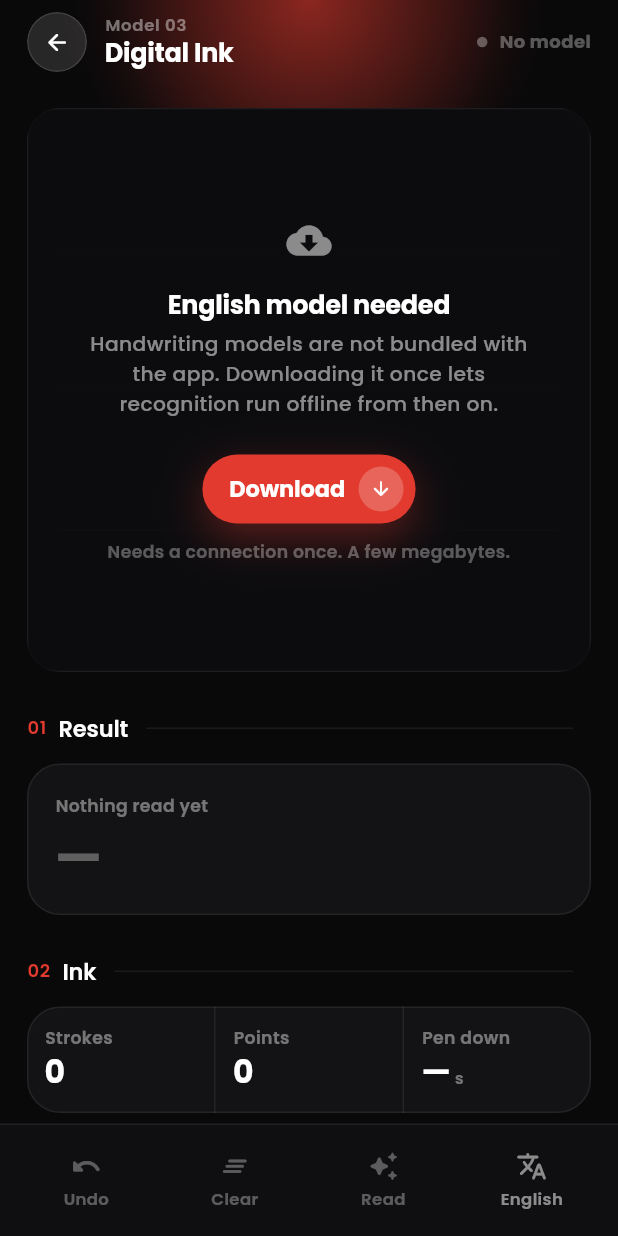
After one commit to alee155/vision-lab-flutter, a Flutter app: the screen it shows after launch, after a tap on "Digital Ink", on a phone screen of 412 x 824 dp. The commit adds this screen. Run offline on Flutter 3.47's test engine with Material 3 defaults, Android fonts, the phone set to English and light mode, and no system bars; our stand-ins replace camera, image_picker; missing offline and left inert: google_ml_kit.

Commit message:
feat(ink): add the ink screen, readout and language picker
Scores are shown raw: ML Kit's are unbounded and inverted, so a confidence
bar would misrepresent them.

```diff
--- /dev/null
+++ b/lib/features/ink/ink_screen.dart
@@ -0,0 +1,157 @@
+import 'package:flutter/material.dart';
+
+import '../../design/palette.dart';
+import '../../design/type.dart';
+import '../../design/widgets/controls.dart';
+import '../../design/widgets/surfaces.dart';
+import 'ink_lab.dart';
+import 'widgets/ink_canvas.dart';
+import 'widgets/ink_sections.dart';
+import 'widgets/language_sheet.dart';
+
+/// Model 03 — digital ink recognition.
+class InkScreen extends StatefulWidget {
+  const InkScreen({super.key});
+
+  @override
+  State<InkScreen> createState() => _InkScreenState();
+}
+
+class _InkScreenState extends State<InkScreen> {
+  final InkLab _lab = InkLab();
+
+  @override
+  void initState() {
+    super.initState();
+    _lab.boot();
+  }
+
+  @override
+  void dispose() {
+    _lab.dispose();
+    super.dispose();
+  }
+
+  @override
+  Widget build(BuildContext context) {
+    return Scaffold(
+      backgroundColor: Ground.base,
+      body: Stack(
+        children: [
+          const Bloom(height: 420, top: -210, intensity: 0.75),
+          SafeArea(
+            bottom: false,
+            child: ListenableBuilder(
+              listenable: _lab,
+              builder: (context, _) => Column(
+                children: [
+                  _header(),
+                  Expanded(
+                    child: ListView(
+                      padding: const EdgeInsets.fromLTRB(
+                          Gap.lg, Gap.md, Gap.lg, Gap.xxl),
+                      children: [
+                        InkCanvas(lab: _lab),
+                        InkSections(lab: _lab),
+                      ],
+                    ),
+                  ),
+                  _controlBar(),
+                ],
+              ),
+            ),
+          ),
+        ],
+      ),
+    );
+  }
+
+  Widget _header() {
+    final (label, color) = switch (_lab.state) {
+      ModelState.ready =>
+        (_lab.recognising ? 'Reading' : 'Ready', Brand.violet),
+      ModelState.downloading => ('Downloading', Brand.amber),
+      ModelState.checking => ('Checking', Tone.faint),
+      ModelState.missing => ('No model', Tone.faint),
+      ModelState.failed => ('Error', Brand.amber),
+    };
+
+    return Padding(
+      padding: const EdgeInsets.fromLTRB(Gap.lg, Gap.sm, Gap.lg, Gap.md),
+      child: Row(
+        children: [
+          CircleButton(
+            icon: Icons.arrow_back_rounded,
+            onTap: () => Navigator.of(context).maybePop(),
+          ),
+          const SizedBox(width: Gap.md),
+          Expanded(
+            child: Column(
+              crossAxisAlignment: CrossAxisAlignment.start,
+              mainAxisSize: MainAxisSize.min,
+              children: [
+                Text('Model 03', style: Typo.eyebrow.copyWith(fontSize: 11)),
+                const SizedBox(height: 2),
+                Text('Digital Ink', style: Typo.navTitle),
+              ],
+            ),
+          ),
+          Container(
+            width: 7,
+            height: 7,
+            decoration: BoxDecoration(
+              color: color,
+              shape: BoxShape.circle,
+              boxShadow: _lab.state == ModelState.ready
+                  ? [BoxShadow(color: color.withValues(alpha: 0.9), blurRadius: 8)]
+                  : null,
+            ),
+          ),
+          const SizedBox(width: Gap.sm),
+          Text(label, style: Typo.tag.copyWith(color: color, fontSize: 12)),
+        ],
+      ),
+    );
+  }
+
+  Widget _controlBar() {
+    return DecoratedBox(
+      decoration: const BoxDecoration(
+        color: Ground.sheet,
+        border: Border(top: BorderSide(color: Ground.line)),
+      ),
+      child: SafeArea(
+        top: false,
+        child: Padding(
+          padding: const EdgeInsets.symmetric(horizontal: Gap.sm, vertical: Gap.sm),
+          child: Row(
+            children: [
+              DeckButton(
+                icon: Icons.undo_rounded,
+                label: 'Undo',
+                onTap: _lab.strokes.isEmpty ? null : _lab.undo,
+              ),
+              DeckButton(
+                icon: Icons.clear_all_rounded,
+                label: 'Clear',
+                onTap: _lab.isEmpty ? null : _lab.clear,
+              ),
+              DeckButton(
+                icon: Icons.auto_awesome_rounded,
+                label: 'Read',
+                active: _lab.recognising,
+                onTap: _lab.canRecognise ? _lab.recognise : null,
+                // A disabled button here reads as "broken"; the label says why.
+              ),
+              DeckButton(
+                icon: Icons.translate_rounded,
+                label: _lab.language.name,
+                onTap: () => LanguageSheet.show(context, _lab),
+              ),
+            ],
+          ),
+        ),
+      ),
+    );
+  }
+}
--- /dev/null
+++ b/lib/features/ink/widgets/ink_sections.dart
@@ -0,0 +1,231 @@
+import 'package:flutter/material.dart';
+
+import '../../../design/palette.dart';
+import '../../../design/type.dart';
+import '../../../design/widgets/controls.dart';
+import '../../../design/widgets/surfaces.dart';
+import '../ink_lab.dart';
+
+/// Numbered readout sections below the writing canvas.
+class InkSections extends StatelessWidget {
+  const InkSections({super.key, required this.lab});
+
+  final InkLab lab;
+
+  @override
+  Widget build(BuildContext context) {
+    final others = lab.candidates.skip(1).take(5).toList();
+
+    return Column(
+      crossAxisAlignment: CrossAxisAlignment.start,
+      children: [
+        // ── 01 Result ─────────────────────────────────────────────────────
+        NumberedHeader(
+          index: '01',
+          title: 'Result',
+          trailing: lab.recognising ? const Tag('Reading') : null,
+        ),
+        _Headline(lab: lab),
+
+        if (lab.recognitionError != null) ...[
+          const SizedBox(height: Gap.md),
+          Container(
+            width: double.infinity,
+            padding: const EdgeInsets.all(16),
+            decoration: BoxDecoration(
+              color: Brand.amber.withValues(alpha: 0.10),
+              borderRadius: BorderRadius.circular(Radii.card),
+              border: Border.all(color: Brand.amber.withValues(alpha: 0.35)),
+            ),
+            child: Row(
+              crossAxisAlignment: CrossAxisAlignment.start,
+              children: [
+                const Icon(Icons.error_outline_rounded,
+                    size: 19, color: Brand.amber),
+                const SizedBox(width: Gap.md),
+                Expanded(
+                  child: Column(
+                    crossAxisAlignment: CrossAxisAlignment.start,
+                    children: [
+                      Text(
+                        'Recognition failed',
+                        style: Typo.rowTitle.copyWith(
+                            fontSize: 14, color: Brand.amber),
+                      ),
+                      const SizedBox(height: 4),
+                      SelectableText(
+                        lab.recognitionError!,
+                        style: Typo.body.copyWith(fontSize: 12.5),
+                      ),
+                    ],
+                  ),
+                ),
+              ],
+            ),
+          ),
+        ],
+
+        if (others.isNotEmpty) ...[
+          const SizedBox(height: Gap.md),
+          LabCard(margin: EdgeInsets.zero, children: [
+            for (final (i, c) in others.indexed)
+              _CandidateRow(rank: i + 2, text: c.text, score: c.score),
+          ]),
+        ],
+
+        // ── 02 Ink ────────────────────────────────────────────────────────
+        const NumberedHeader(index: '02', title: 'Ink'),
+        StatGrid(rows: [
+          [
+            StatCell(label: 'Strokes', value: '${lab.strokeCount}'),
+            StatCell(label: 'Points', value: '${lab.pointCount}'),
+            StatCell(
+              label: 'Pen down',
+              value: lab.writingMs == 0
+                  ? '—'
+                  : (lab.writingMs / 1000).toStringAsFixed(1),
+              unit: 's',
+            ),
+          ],
+        ]),
+
+        // ── 03 Model ──────────────────────────────────────────────────────
+        const NumberedHeader(index: '03', title: 'Model'),
+        LabCard(margin: EdgeInsets.zero, children: [
+          DetailRow(label: 'Language', value: lab.language.name),
+          DetailRow(label: 'Tag', value: lab.language.tag),
+          DetailRow(
+            label: 'Status',
+            value: switch (lab.state) {
+              ModelState.ready => 'On device',
+              ModelState.missing => 'Not downloaded',
+              ModelState.downloading => 'Downloading',
+              ModelState.checking => 'Checking',
+              ModelState.failed => 'Failed',
+            },
+            color: switch (lab.state) {
+              ModelState.ready => Brand.emerald,
+              ModelState.failed => Brand.amber,
+              _ => Tone.primary,
+            },
+          ),
+          if (lab.state == ModelState.downloading)
+            DetailRow(
+              label: 'Downloading for',
+              value: '${lab.downloadElapsed.inMinutes}:'
+                  '${(lab.downloadElapsed.inSeconds % 60).toString().padLeft(2, '0')}',
+              color: Brand.amber,
+            ),
+          DetailRow(
+            label: 'Recognition time',
+            value: lab.latencyMs == 0
+                ? '—'
+                : '${lab.latencyMs.toStringAsFixed(0)} ms',
+          ),
+          DetailRow(label: 'Candidates', value: '${lab.candidates.length}'),
+        ]),
+      ],
+    );
+  }
+}
+
+/// The top candidate, given the room it deserves.
+class _Headline extends StatelessWidget {
+  const _Headline({required this.lab});
+
+  final InkLab lab;
+
+  @override
+  Widget build(BuildContext context) {
+    final best = lab.best;
+    final waiting = lab.isEmpty || best == null;
+
+    return Container(
+      width: double.infinity,
+      padding: const EdgeInsets.fromLTRB(18, 20, 18, 20),
+      decoration: BoxDecoration(
+        color: Ground.raised,
+        borderRadius: BorderRadius.circular(Radii.card),
+        border: Border.all(
+          color: best == null ? Ground.line : Brand.red.withValues(alpha: 0.45),
+        ),
+      ),
+      child: Column(
+        crossAxisAlignment: CrossAxisAlignment.start,
+        children: [
+          Text(
+            waiting ? 'Nothing read yet' : 'Best match',
+            style: Typo.statKey,
+          ),
+          const SizedBox(height: Gap.sm),
+          AnimatedSwitcher(
+            duration: Motion.base,
+            child: Text(
+              waiting ? '—' : best.text,
+              key: ValueKey(lab.revision),
+              style: Typo.display.copyWith(
+                fontSize: 34,
+                color: waiting ? Tone.faint : Tone.primary,
+              ),
+            ),
+          ),
+          if (best != null) ...[
+            const SizedBox(height: Gap.md + 2),
+            Row(
+              children: [
+                Text(
+                  'Score ${best.score.toStringAsFixed(3)}',
+                  style: Typo.rowTitle.copyWith(fontSize: 13.5, color: Brand.red),
+                ),
+                const SizedBox(width: Gap.sm),
+                Text(
+                  '· lower is a better match',
+                  style: Typo.statKey.copyWith(fontSize: 11.5),
+                ),
+              ],
+            ),
+          ],
+        ],
+      ),
+    );
+  }
+}
+
+
+class _CandidateRow extends StatelessWidget {
+  const _CandidateRow({
+    required this.rank,
+    required this.text,
+    required this.score,
+  });
+
+  final int rank;
+  final String text;
+  final double score;
+
+  @override
+  Widget build(BuildContext context) => Padding(
+        padding: const EdgeInsets.symmetric(horizontal: 16, vertical: 13),
+        child: Row(
+          children: [
+            SizedBox(
+              width: 22,
+              child: Text('$rank', style: Typo.statKey.copyWith(fontSize: 12)),
+            ),
+            Expanded(
+              child: Text(
+                text,
+                maxLines: 1,
+                overflow: TextOverflow.ellipsis,
+                style: Typo.rowTitle.copyWith(fontSize: 15),
+              ),
+            ),
+            const SizedBox(width: Gap.md),
+            Text(
+              score.toStringAsFixed(3),
+              style: Typo.statKey.copyWith(fontSize: 12, color: Tone.secondary),
+            ),
+          ],
+        ),
+      );
+}
--- a/lib/modules/model_catalog.dart
+++ b/lib/modules/model_catalog.dart
@@ -2,6 +2,7 @@ import 'package:flutter/material.dart';
 
 import '../design/palette.dart';
 import '../features/face/face_screen.dart';
+import '../features/ink/ink_screen.dart';
 
 /// One ML Kit capability. Adding object detection later is an entry here plus
 /// a screen — the shell, camera rig and coordinate maths are already shared.
@@ -32,6 +33,7 @@ class VisionModel {
 }
 
 Widget _faceScreen(BuildContext context) => const FaceScreen();
+Widget _inkScreen(BuildContext context) => const InkScreen();
 
 const modelCatalog = <VisionModel>[
   VisionModel(
@@ -58,6 +60,7 @@ const modelCatalog = <VisionModel>[
     summary: 'Handwriting and sketches, recognised on device',
     icon: Icons.draw,
     accent: Brand.violet,
+    builder: _inkScreen,
   ),
   VisionModel(
     index: '04',
```
Also changed, not shown: lib/features/ink/widgets/language_sheet.dart (added, +98 -0 lines), 3 other files.
